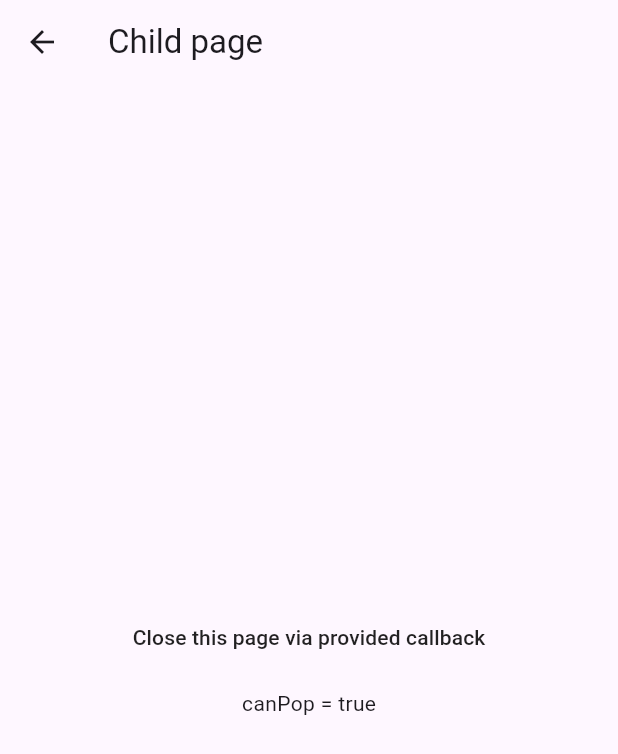
After one commit to LunaONE/declarative_navigator, a Flutter app: the screen it shows after launch, after a tap on "Prevent system back", after a tap on "Show system poppable page", on a phone screen of 412 x 824 dp. The commit adds this screen. Shown: the top 754 px of the screen. Run offline on Flutter 3.47's test engine with Material 3 defaults, Android fonts, the phone set to English and light mode, and no system bars.

Commit message:
Add automatic back button behavior

```diff
--- a/example/lib/main.dart
+++ b/example/lib/main.dart
@@ -1,5 +1,7 @@
 import 'package:declarative_navigator/declarative_navigator.dart';
 import 'package:example/src/examples/login_example.dart' as login_example;
+import 'package:example/src/examples/prevent_back_example.dart'
+    as prevent_back_example;
 import 'package:flutter/material.dart';
 
 void main() {
@@ -47,7 +49,12 @@ class _HomeState extends State<Home> {
 
   Widget get _exampleSelection {
     final examples = <String, DeclarativeNavigatorSource Function()>{
-      'Login/Logout + Child Navigator': () => login_example.MainAppNavigator(),
+      'Login/Logout + Child Navigator': () => login_example.MainAppNavigator(
+            close: _closeExample,
+          ),
+      'Prevent system back': () => prevent_back_example.MainAppNavigator(
+            close: _closeExample,
+          ),
     };
 
     return Scaffold(
@@ -70,4 +77,12 @@ class _HomeState extends State<Home> {
       ),
     );
   }
+
+  void _closeExample() {
+    setState(() {
+      rootNavigator?.dispose();
+
+      rootNavigator = null;
+    });
+  }
 }
--- a/example/lib/src/examples/login_example.dart
+++ b/example/lib/src/examples/login_example.dart
@@ -3,6 +3,12 @@ import 'package:flutter/cupertino.dart';
 import 'package:flutter/material.dart';
 
 class MainAppNavigator extends StatefulNavigator {
+  MainAppNavigator({
+    required this.close,
+  });
+
+  final VoidCallback close;
+
   bool loggedIn = false;
 
   @override
@@ -18,6 +24,7 @@ class MainAppNavigator extends StatefulNavigator {
         DeclarativePage(
           child: _LoginPage(
             onLoggedIn: () => setState(() => loggedIn = true),
+            close: close,
           ),
           pop: null,
         ),
@@ -49,7 +56,7 @@ class _LoggedInNavigator extends StatefulNavigator {
       ],
       showsFoodSelection
           ? () => _FoodsNavigator(
-                () => setState(() => showsFoodSelection = false),
+                close: () => setState(() => showsFoodSelection = false),
               )
           : null,
     );
@@ -59,15 +66,21 @@ class _LoggedInNavigator extends StatefulNavigator {
 class _LoginPage extends StatelessWidget {
   const _LoginPage({
     required this.onLoggedIn,
+    this.close,
   });
 
   final VoidCallback onLoggedIn;
+  final VoidCallback? close;
 
   @override
   Widget build(BuildContext context) {
     return Scaffold(
       appBar: AppBar(
         title: const Text('Logged-out'),
+        actions: [
+          if (close != null)
+            IconButton(onPressed: close, icon: const Icon(Icons.close))
+        ],
       ),
       body: Container(
         alignment: Alignment.center,
@@ -125,7 +138,9 @@ enum Food {
 class _FoodsNavigator extends MappedNavigator<Food?> {
   final VoidCallback close;
 
-  _FoodsNavigator(this.close);
+  _FoodsNavigator({
+    required this.close,
+  });
 
   // TODO(tp): Set via constructor, who handles dispose?
   final _source = ValueNotifier<Food?>(null);
--- /dev/null
+++ b/example/lib/src/examples/prevent_back_example.dart
@@ -0,0 +1,126 @@
+import 'package:declarative_navigator/declarative_navigator.dart';
+import 'package:flutter/material.dart';
+
+enum Child {
+  systemPoppable,
+  statePoppable,
+}
+
+class MainAppNavigator extends StatefulNavigator {
+  MainAppNavigator({
+    required this.close,
+  });
+
+  final VoidCallback close;
+
+  Child? _child;
+
+  @override
+  NavigatorDescription describe() {
+    final child = _child;
+
+    return pages([
+      DeclarativePage(
+        child: _FirstPage(
+          setChild: (child) => setState(() => _child = child),
+          close: close,
+        ),
+        pop: null,
+      ),
+      if (child != null)
+        switch (child) {
+          Child.systemPoppable => DeclarativePage(
+              child: _SecondPage(
+                close: _closeChild,
+              ),
+              // This variant provides a route-level pop function, and thus automatically gets the leading back icon &
+              // support for iOS edge swipe and Android back button
+              pop: _closeChild,
+            ),
+          Child.statePoppable => DeclarativePage(
+              child: _SecondPage(
+                close: _closeChild,
+              ),
+              // This page can only be popped by invoking the passed `close` funciton
+              pop: null,
+            ),
+        }
+    ]);
+  }
+
+  void _closeChild() {
+    setState(() => _child = null);
+  }
+}
+
+class _FirstPage extends StatelessWidget {
+  const _FirstPage({
+    required this.setChild,
+    required this.close,
+  });
+
+  final ValueSetter<Child> setChild;
+  final VoidCallback? close;
+
+  @override
+  Widget build(BuildContext context) {
+    return Scaffold(
+      appBar: AppBar(
+        title: const Text('Preventing system back gestures'),
+        actions: [
+          if (close != null)
+            IconButton(onPressed: close, icon: const Icon(Icons.close))
+        ],
+      ),
+      body: Center(
+        child: Column(
+          mainAxisSize: MainAxisSize.min,
+          children: [
+            MaterialButton(
+              onPressed: () => setChild(Child.systemPoppable),
+              child: const Text('Show system poppable page'),
+            ),
+            MaterialButton(
+              onPressed: () => setChild(Child.statePoppable),
+              child: const Text('Show state poppable page'),
+            ),
+          ],
+        ),
+      ),
+    );
+  }
+}
+
+class _SecondPage extends StatelessWidget {
+  const _SecondPage({
+    required this.close,
+  });
+
+  final VoidCallback close;
+
+  @override
+  Widget build(BuildContext context) {
+    final canPop = ModalRoute.of(context)?.canPop;
+
+    return Scaffold(
+      appBar: AppBar(
+        title: const Text('Child page'),
+      ),
+      body: Center(
+        child: Column(
+          mainAxisSize: MainAxisSize.min,
+          children: [
+            MaterialButton(
+              onPressed: close,
+              child: const Text(
+                'Close this page via provided callback',
+              ),
+            ),
+            const SizedBox(height: 10),
+            Text('canPop = $canPop'),
+          ],
+        ),
+      ),
+    );
+  }
+}
--- a/lib/src/declarative_navigator.dart
+++ b/lib/src/declarative_navigator.dart
@@ -14,8 +14,10 @@ class DeclarativeNavigatorDisplay extends StatelessWidget {
     return AnimatedBuilder(
       animation: root,
       builder: (context, _) {
+        final pages = root.build();
+
         return Navigator(
-          pages: root.build(),
+          pages: pages,
           onPopPage: (route, result) {
             return route.didPop(result);
           },
--- a/lib/src/declarative_navigator_source.dart
+++ b/lib/src/declarative_navigator_source.dart
@@ -1,5 +1,4 @@
 import 'package:flutter/material.dart';
-import 'package:flutter/widgets.dart';
 
 abstract class DeclarativeNavigatorSource extends ChangeNotifier {
   List<DeclarativePage> build();
@@ -12,18 +11,37 @@ abstract class DeclarativeNavigatorSource extends ChangeNotifier {
 }
 
 class DeclarativePage extends Page<dynamic> {
-  const DeclarativePage({
+  DeclarativePage({
     super.key,
     required this.child,
-    required this.pop,
-  });
+    required VoidCallback? pop,
+    this.maintainState = true,
+  }) {
+    if (pop != null) {
+      var popCalled = false;
+      this.pop = () {
+        assert(!popCalled, '`pop` should only be called once per page');
+
+        if (popCalled) {
+          return;
+        }
+
+        popCalled = true;
+        pop();
+      };
+    } else {
+      this.pop = null;
+    }
+  }
 
   final Widget child;
 
   // TODO(tp): Alternatively support `ValueListenable<VoidCallback?>`, so this can be updated at runtime
   //           Though should this be settable from the outside or by the page itself (builder pattern)?
   //           Would be cool if this could be declaratively changed from the outside after the initial render.
-  final VoidCallback? pop;
+  late final VoidCallback? pop;
+
+  final bool maintainState;
 
   @override
   Route createRoute(BuildContext context) {
@@ -36,7 +54,8 @@ class DeclarativePage extends Page<dynamic> {
   }
 }
 
-class DeclarativeRoute extends PageRoute<dynamic> {
+class DeclarativeRoute extends PageRoute<dynamic>
+    with MaterialRouteTransitionMixin {
   @visibleForTesting
   DeclarativeRoute(DeclarativePage page)
       : super(
@@ -44,6 +63,8 @@ class DeclarativeRoute extends PageRoute<dynamic> {
           // as well as needed to update the page with a new child in case of "in place" updates
           settings: page,
         );
+
+  bool _popInvoked = false;
 
   DeclarativePage get page => settings as DeclarativePage;
 
@@ -58,9 +79,7 @@ class DeclarativeRoute extends PageRoute<dynamic> {
   // If `true` (thus `pop` is `null`) this tells the system to not allow edge swipe/Android back button
   // TODO(tp): Check the animation: Is this always from the bottom then, and could we block the popping without changing the style?
   @override
-  bool get fullscreenDialog {
-    return !canPop;
-  }
+  bool get fullscreenDialog => !canPop;
 
   @override
   bool get canPop {
@@ -68,40 +87,31 @@ class DeclarativeRoute extends PageRoute<dynamic> {
   }
 
   @override
-  Future<RoutePopDisposition> willPop() async {
-    return canPop ? RoutePopDisposition.pop : RoutePopDisposition.doNotPop;
-  }
-
-  @override
-  // NOTE(tp): This is called when the route has been popped by the "system", e.g. iOS edge swipe or Android back button
   bool didPop(dynamic result) {
-    pop!.call();
+    if (!_popInvoked) {
+      // If pop was already invoked, the state will already be updated and we must not call `pop` again
+      pop?.call();
+    }
 
     return super.didPop(result);
   }
 
   @override
-  Color? get barrierColor => null;
+  bool get maintainState => page.maintainState;
 
   @override
-  String? get barrierLabel => null;
+  bool get impliesAppBarDismissal => canPop;
 
   @override
-  Widget buildPage(
-    BuildContext context,
-    Animation<double> animation,
-    Animation<double> secondaryAnimation,
-  ) {
-    return Semantics(
-      scopesRoute: true,
-      explicitChildNodes: true,
-      child: child,
+  Widget buildContent(BuildContext context) {
+    return PopScope(
+      canPop: canPop,
+      onPopInvoked: (didPop) {
+        if (didPop) {
+          _popInvoked = true;
+        }
+      },
+      child: page.child,
     );
   }
-
-  @override
-  bool get maintainState => true;
-
-  @override
-  Duration get transitionDuration => Duration.zero;
 }
--- a/pubspec.yaml
+++ b/pubspec.yaml
@@ -1,6 +1,6 @@
 name: declarative_navigator
 description: "Fully declarative, state-driven routing for Flutter's Navigator 2.0. Makes routing as simple as widgets!"
-version: 0.0.1
+version: 0.0.2
 homepage: https://github.com/LunaONE/declarative_navigator
 
 environment:
```
Also changed, not shown: 1 other file.
